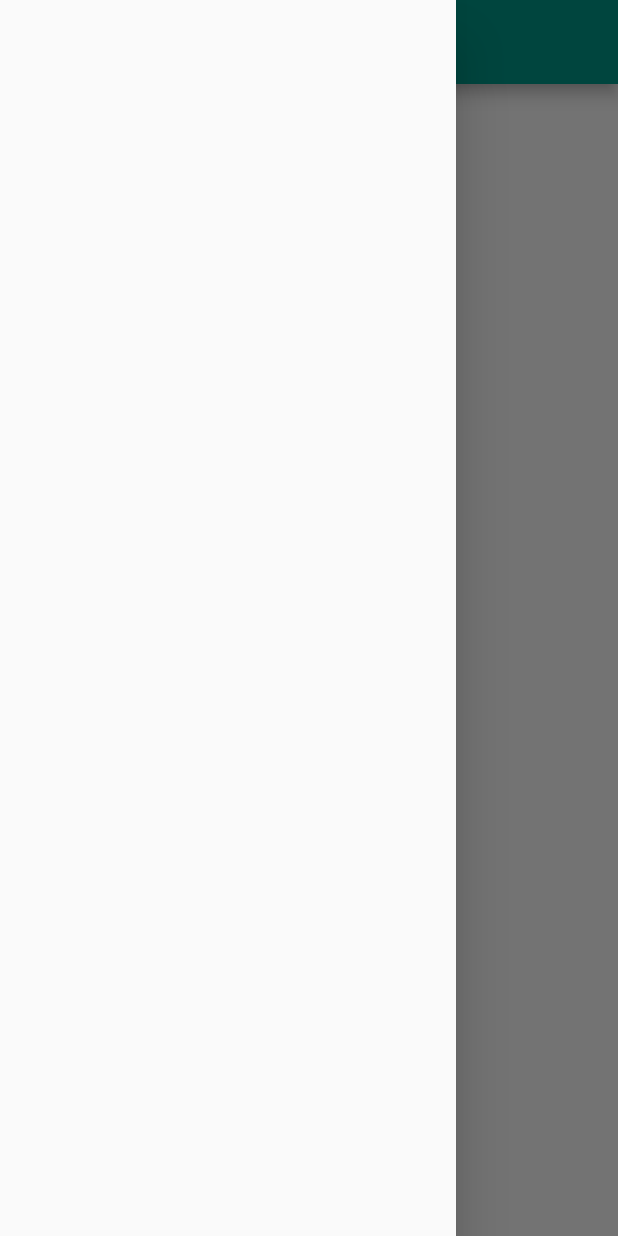
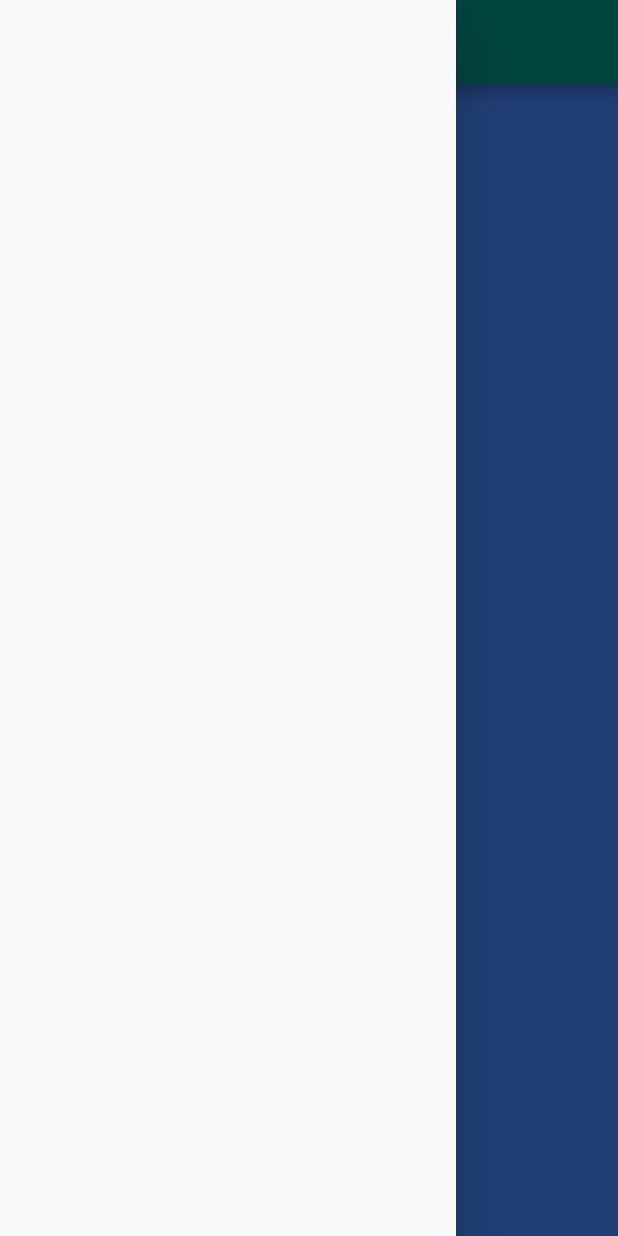
Before and after one commit to Mohammedazzam/my_first_flutter_app, a Flutter app: the screen it shows after launch, with the side drawer open, on a phone screen of 412 x 824 dp. Run offline on Flutter 3.47's test engine with Material 2 defaults, Android fonts, the phone set to English and light mode, and no system bars.

Commit message:
2.8( إعطاء لون لكامل ال Container)

```diff
--- a/lib/main.dart
+++ b/lib/main.dart
@@ -31,7 +31,9 @@ class _MyHomePageState extends State<MyHomePage> {
         centerTitle: true,
         title: Text("My First"),
       ),
-      body: Container(),
+      body: Container(
+        color: Colors.blueAccent,
+      ),
       drawer: Drawer(),
     );
   }
```
